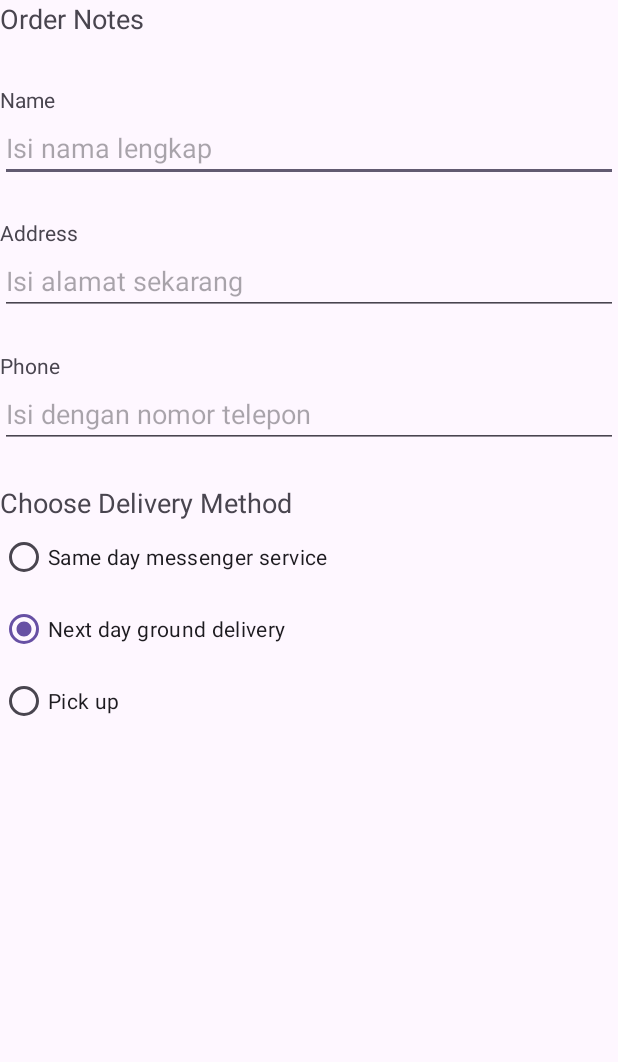
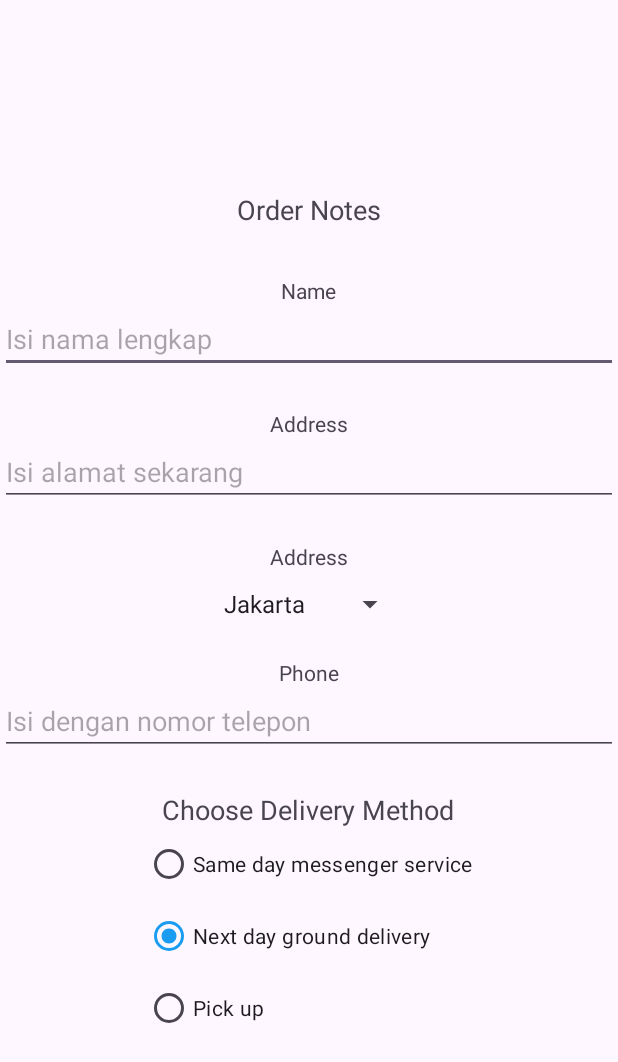
Before and after one commit to xecureyan11/Praktikum-Mobile, an Android app: the OrderActivity screen opened directly, with no data from a screen before it, on a phone screen of 412 x 824 dp. Shown: the top 1062 px of the screen. Run offline under Robolectric (Android 15) with nearby library versions, the phone set to English and light mode, and no system bars.

```diff
--- a/app/src/main/java/lat/pam/droidcafem5/OrderActivity.kt
+++ b/app/src/main/java/lat/pam/droidcafem5/OrderActivity.kt
@@ -2,7 +2,10 @@ package lat.pam.droidcafem5
 
 import android.os.Bundle
 import android.view.View
+import android.widget.AdapterView
+import android.widget.ArrayAdapter
 import android.widget.RadioButton
+import android.widget.Spinner
 import android.widget.Toast
 import androidx.activity.enableEdgeToEdge
 import androidx.appcompat.app.AppCompatActivity
@@ -23,10 +26,34 @@ import androidx.core.view.WindowInsetsCompat
 //}
 
 class OrderActivity : AppCompatActivity() {
+
+    private lateinit var spinner: Spinner
+
     override fun onCreate(savedInstanceState: Bundle?) {
         super.onCreate(savedInstanceState)
         setContentView(R.layout.activity_order)
+
+        spinner = findViewById(R.id.city_spinner)
+
+        val listItems = listOf("Jakarta", "Bandung", "Surabaya")
+
+        val arrayAdapter = ArrayAdapter(this, android.R.layout.simple_spinner_item, listItems)
+        arrayAdapter.setDropDownViewResource(android.R.layout.simple_spinner_dropdown_item)
+        spinner.adapter = arrayAdapter
+
+        spinner.onItemSelectedListener = object : AdapterView.OnItemSelectedListener {
+            override fun onItemSelected(parent: AdapterView<*>, view: View?, position: Int, id: Long) {
+                val selectedItem = parent.getItemAtPosition(position).toString()
+                Toast.makeText(this@OrderActivity, "You have selected $selectedItem city", Toast.LENGTH_SHORT).show()
+            }
+
+            override fun onNothingSelected(p0: AdapterView<*>?) {
+
+            }
+        }
     }
+
+
 
 
     fun onRadioButtonClicked(view: View) {
--- a/app/src/main/res/layout/activity_order.xml
+++ b/app/src/main/res/layout/activity_order.xml
@@ -5,6 +5,7 @@
     android:layout_width="match_parent"
     android:layout_height="match_parent"
     android:orientation="vertical"
+    android:gravity="center"
     tools:context=".OrderActivity">
 
 
@@ -59,6 +60,20 @@
         app:layout_constraintBaseline_toBaselineOf="@+id/address_label"
         app:layout_constraintStart_toEndOf="@+id/address_label" />
 
+    <TextView
+        android:id="@+id/city_label"
+        android:layout_width="wrap_content"
+        android:layout_height="wrap_content"
+        android:layout_marginTop="24dp"
+        android:text="@string/address_label_text"
+        app:layout_constraintStart_toStartOf="parent"
+        app:layout_constraintTop_toBottomOf="@+id/name_label" />
+
+    <Spinner
+        android:id="@+id/city_spinner"
+        android:layout_width="wrap_content"
+        android:layout_height="wrap_content"
+        android:layout_marginTop="10dp" />
 
     <TextView
         android:id="@+id/phone_label"
--- a/app/src/main/res/values/colors.xml
+++ b/app/src/main/res/values/colors.xml
@@ -2,4 +2,5 @@
 <resources>
     <color name="black">#FF000000</color>
     <color name="white">#FFFFFFFF</color>
+    <color name="blue">#1a9df1</color>
 </resources>
--- a/app/src/main/res/values/themes.xml
+++ b/app/src/main/res/values/themes.xml
@@ -2,7 +2,10 @@
     <!-- Base application theme. -->
     <style name="Base.Theme.DroidCafeM5" parent="Theme.Material3.DayNight.NoActionBar">
         <!-- Customize your light theme here. -->
-        <!-- <item name="colorPrimary">@color/my_light_primary</item> -->
+        <item name="colorPrimary">@color/blue</item>
+        <item name="colorPrimaryVariant">@color/blue</item>
+        <item name="android:statusBarColor">@color/blue</item>
+
     </style>
 
     <style name="Theme.DroidCafeM5" parent="Base.Theme.DroidCafeM5" />
```
